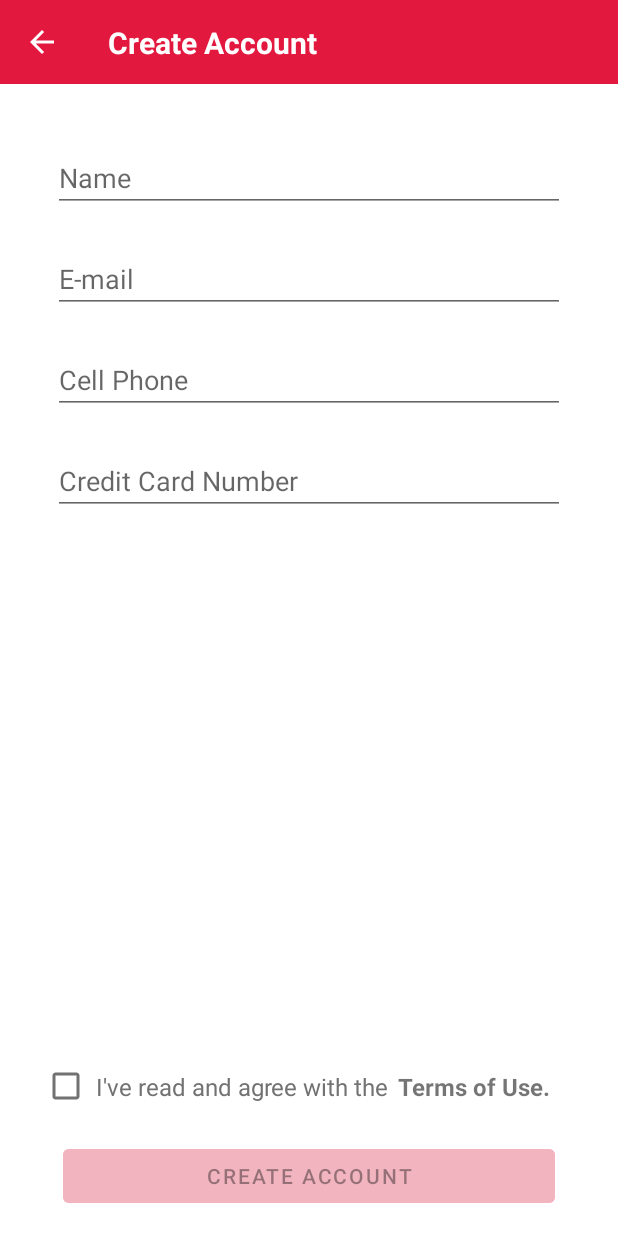
After one commit to lucasemanuelx/CardManager, an Android app: the CreateAccountFragment screen opened through its navigation route, on a phone screen of 412 x 824 dp. The commit adds this screen. Run offline under Robolectric (Android 15) with nearby library versions, the phone set to English and light mode, and no system bars; our stand-ins replace data binding.

Commit message:
create account fragment

```diff
--- /dev/null
+++ b/app/src/main/java/com/example/cardmanager/ui/CreateAccountFragment.kt
@@ -0,0 +1,60 @@
+package com.example.cardmanager.ui
+
+import android.os.Bundle
+import androidx.fragment.app.Fragment
+import android.view.LayoutInflater
+import android.view.View
+import android.view.ViewGroup
+import com.example.cardmanager.R
+
+// TODO: Rename parameter arguments, choose names that match
+// the fragment initialization parameters, e.g. ARG_ITEM_NUMBER
+private const val ARG_PARAM1 = "param1"
+private const val ARG_PARAM2 = "param2"
+
+/**
+ * A simple [Fragment] subclass.
+ * Use the [CreateAccountFragment.newInstance] factory method to
+ * create an instance of this fragment.
+ */
+class CreateAccountFragment : Fragment() {
+    // TODO: Rename and change types of parameters
+    private var param1: String? = null
+    private var param2: String? = null
+
+    override fun onCreate(savedInstanceState: Bundle?) {
+        super.onCreate(savedInstanceState)
+        arguments?.let {
+            param1 = it.getString(ARG_PARAM1)
+            param2 = it.getString(ARG_PARAM2)
+        }
+    }
+
+    override fun onCreateView(
+        inflater: LayoutInflater, container: ViewGroup?,
+        savedInstanceState: Bundle?
+    ): View? {
+        // Inflate the layout for this fragment
+        return inflater.inflate(R.layout.fragment_create_account, container, false)
+    }
+
+    companion object {
+        /**
+         * Use this factory method to create a new instance of
+         * this fragment using the provided parameters.
+         *
+         * @param param1 Parameter 1.
+         * @param param2 Parameter 2.
+         * @return A new instance of fragment CreateAccountFragment.
+         */
+        // TODO: Rename and change types and number of parameters
+        @JvmStatic
+        fun newInstance(param1: String, param2: String) =
+            CreateAccountFragment().apply {
+                arguments = Bundle().apply {
+                    putString(ARG_PARAM1, param1)
+                    putString(ARG_PARAM2, param2)
+                }
+            }
+    }
+}
--- a/app/src/main/java/com/example/cardmanager/ui/LoginFragment.kt
+++ b/app/src/main/java/com/example/cardmanager/ui/LoginFragment.kt
@@ -5,6 +5,8 @@ import androidx.fragment.app.Fragment
 import android.view.LayoutInflater
 import android.view.View
 import android.view.ViewGroup
+import androidx.navigation.fragment.findNavController
+import com.example.cardmanager.R
 import com.example.cardmanager.databinding.FragmentLoginBinding
 import com.example.cardmanager.model.LoginViewModel
 
@@ -18,6 +20,11 @@ class LoginFragment : Fragment() {
     ): View? {
         binding = FragmentLoginBinding.inflate(inflater, container, false)
         viewModel = LoginViewModel()
+
+        binding.buttonCreateAccount.setOnClickListener {
+            navigateCreateAccount()
+        }
+
 
         binding.buttonLogin.setOnClickListener {
             tryLogin()
@@ -33,4 +40,8 @@ class LoginFragment : Fragment() {
     private fun tryLogin() {
         viewModel.onLogin()
     }
+
+    private fun navigateCreateAccount() {
+        findNavController().navigate(R.id.action_loginFragment_to_createAccountFragment)
+    }
 }
--- /dev/null
+++ b/app/src/main/res/color/button_enabled_disabled.xml
@@ -0,0 +1,9 @@
+<?xml version="1.0" encoding="utf-8"?>
+<selector xmlns:android="http://schemas.android.com/apk/res/android">
+
+    <!--When Button is not enabled -->
+    <item android:state_enabled="false" android:color="@color/pig_pink" />
+    <!--When Button is enabled -->
+    <item android:state_enabled="true" android:color="@color/future_red" />
+
+</selector>
--- /dev/null
+++ b/app/src/main/res/drawable/ic_baseline_arrow_back_24.xml
@@ -0,0 +1,5 @@
+<vector android:autoMirrored="true" android:height="24dp"
+    android:tint="#FFFFFF" android:viewportHeight="24"
+    android:viewportWidth="24" android:width="24dp" xmlns:android="http://schemas.android.com/apk/res/android">
+    <path android:fillColor="@android:color/white" android:pathData="M20,11H7.83l5.59,-5.59L12,4l-8,8 8,8 1.41,-1.41L7.83,13H20v-2z"/>
+</vector>
--- /dev/null
+++ b/app/src/main/res/layout/fragment_create_account.xml
@@ -0,0 +1,163 @@
+<?xml version="1.0" encoding="utf-8"?>
+<layout>
+
+<!--    <data>-->
+<!--        <variable-->
+<!--            name="createAccountViewModel"-->
+<!--            type="com.example.cardmanager.model.CreateAccountViewModel" />-->
+<!--    </data>-->
+
+    <androidx.constraintlayout.widget.ConstraintLayout xmlns:android="http://schemas.android.com/apk/res/android"
+        xmlns:app="http://schemas.android.com/apk/res-auto"
+        xmlns:tools="http://schemas.android.com/tools"
+        android:layout_width="match_parent"
+        android:layout_height="match_parent"
+        tools:context="com.example.cardmanager.ui.CreateAccountFragment">
+
+        <androidx.appcompat.widget.Toolbar
+            android:id="@+id/toolBar"
+            android:layout_width="match_parent"
+            android:layout_height="?attr/actionBarSize"
+            android:background="@color/future_red"
+            app:layout_constraintEnd_toEndOf="parent"
+            app:layout_constraintStart_toStartOf="parent"
+            app:layout_constraintTop_toTopOf="parent" />
+
+        <TextView
+            android:id="@+id/screenTitle"
+            android:layout_width="wrap_content"
+            android:layout_height="wrap_content"
+            android:layout_marginStart="32dp"
+            android:text="Create Account"
+            android:textColor="@color/lean_white"
+            android:textSize="20sp"
+            android:textStyle="bold"
+            app:layout_constraintBottom_toBottomOf="@+id/toolBar"
+            app:layout_constraintStart_toEndOf="@+id/buttonBack"
+            app:layout_constraintTop_toTopOf="@+id/toolBar" />
+
+        <ImageButton
+            android:id="@+id/buttonBack"
+            android:layout_width="wrap_content"
+            android:layout_height="wrap_content"
+            app:layout_constraintBottom_toBottomOf="@+id/toolBar"
+            app:layout_constraintStart_toStartOf="@+id/toolBar"
+            app:layout_constraintTop_toTopOf="@+id/toolBar"
+            android:src="@drawable/ic_baseline_arrow_back_24"
+            android:contentDescription="Arrow Back"
+            android:layout_marginStart="16dp"
+            android:background="#00FFFFFF"
+            app:tint="@color/lean_white" />
+
+        <EditText
+            android:id="@+id/createAccountName"
+            android:layout_width="wrap_content"
+            android:layout_height="wrap_content"
+            android:layout_marginTop="40dp"
+            android:ems="16"
+            android:hint="Name"
+            android:text=""
+            android:inputType="textPersonName"
+            android:maxLength="100"
+            android:maxLines="1"
+            app:layout_constraintEnd_toEndOf="parent"
+            app:layout_constraintStart_toStartOf="parent"
+            app:layout_constraintTop_toBottomOf="@+id/toolBar" />
+
+        <EditText
+            android:id="@+id/createAccountEmail"
+            android:layout_width="wrap_content"
+            android:layout_height="wrap_content"
+            android:layout_marginTop="22dp"
+            android:ems="16"
+            android:hint="E-mail"
+            android:text=""
+            android:inputType="textEmailAddress"
+            android:maxLength="100"
+            android:maxLines="1"
+            app:layout_constraintEnd_toEndOf="parent"
+            app:layout_constraintStart_toStartOf="parent"
+            app:layout_constraintTop_toBottomOf="@+id/createAccountName" />
+
+        <EditText
+            android:id="@+id/createAccountCellPhone"
+            android:layout_width="wrap_content"
+            android:layout_height="wrap_content"
+            android:layout_marginTop="22dp"
+            android:ems="16"
+            android:hint="Cell Phone"
+            android:text=""
+            android:digits="0123456789( )-"
+            android:inputType="phone"
+            android:maxLength="15"
+            android:maxLines="1"
+            app:layout_constraintEnd_toEndOf="parent"
+            app:layout_constraintStart_toStartOf="parent"
+            app:layout_constraintTop_toBottomOf="@+id/createAccountEmail" />
+
+        <EditText
+            android:id="@+id/createAccountCreditCardNumber"
+            android:layout_width="wrap_content"
+            android:layout_height="wrap_content"
+            android:layout_marginTop="22dp"
+            android:ems="16"
+            android:hint="Credit Card Number"
+            android:text=""
+            android:digits="0123456789 "
+            android:inputType="number"
+            android:maxLength="19"
+            android:maxLines="1"
+            app:layout_constraintEnd_toEndOf="parent"
+            app:layout_constraintStart_toStartOf="parent"
+            app:layout_constraintTop_toBottomOf="@+id/createAccountCellPhone" />
+
+        <CheckBox
+            android:id="@+id/checkBoxTermsOfUse"
+            android:layout_width="40dp"
+            android:layout_height="wrap_content"
+            android:layout_marginStart="24dp"
+            android:layout_marginBottom="12dp"
+            app:layout_constraintBottom_toTopOf="@+id/buttonCreateAccount"
+            app:layout_constraintStart_toStartOf="parent"
+            android:buttonTint="@color/warm_grey"/>
+
+        <TextView
+            android:id="@+id/iAgree"
+            android:layout_width="wrap_content"
+            android:layout_height="wrap_content"
+            android:text="I've read and agree with the"
+            android:textColor="@color/warm_grey"
+            android:textSize="16sp"
+            app:layout_constraintBottom_toBottomOf="@+id/checkBoxTermsOfUse"
+            app:layout_constraintStart_toEndOf="@+id/checkBoxTermsOfUse"
+            app:layout_constraintTop_toTopOf="@+id/checkBoxTermsOfUse"/>
+
+        <TextView
+            android:id="@+id/termsOfUse"
+            android:layout_width="wrap_content"
+            android:layout_height="wrap_content"
+            android:layout_marginStart="6dp"
+            android:linksClickable="true"
+            android:text="Terms of Use."
+            android:textSize="16sp"
+            android:textStyle="bold"
+            app:layout_constraintBottom_toBottomOf="@+id/iAgree"
+            app:layout_constraintStart_toEndOf="@+id/iAgree"
+            app:layout_constraintTop_toTopOf="@+id/iAgree" />
+
+        <Button
+            android:id="@+id/buttonCreateAccount"
+            android:layout_width="wrap_content"
+            android:layout_height="wrap_content"
+            android:width="328dp"
+            android:text="Create Account"
+            app:layout_constraintBottom_toBottomOf="parent"
+            app:layout_constraintEnd_toEndOf="parent"
+            app:layout_constraintStart_toStartOf="parent"
+            android:layout_marginBottom="16dp"
+            android:backgroundTint="@color/button_enabled_disabled"
+            android:enabled="false"/>
+
+
+    </androidx.constraintlayout.widget.ConstraintLayout>
+</layout>
--- a/app/src/main/res/navigation/nav_graph.xml
+++ b/app/src/main/res/navigation/nav_graph.xml
@@ -8,5 +8,13 @@
     <fragment
         android:id="@+id/loginFragment"
         android:name="com.example.cardmanager.ui.LoginFragment"
-        android:label="LoginFragment" />
+        android:label="LoginFragment" >
+        <action
+            android:id="@+id/action_loginFragment_to_createAccountFragment"
+            app:destination="@id/createAccountFragment" />
+    </fragment>
+    <fragment
+        android:id="@+id/createAccountFragment"
+        android:name="com.example.cardmanager.ui.CreateAccountFragment"
+        android:label="CreateAccountFragment" />
 </navigation>
```
